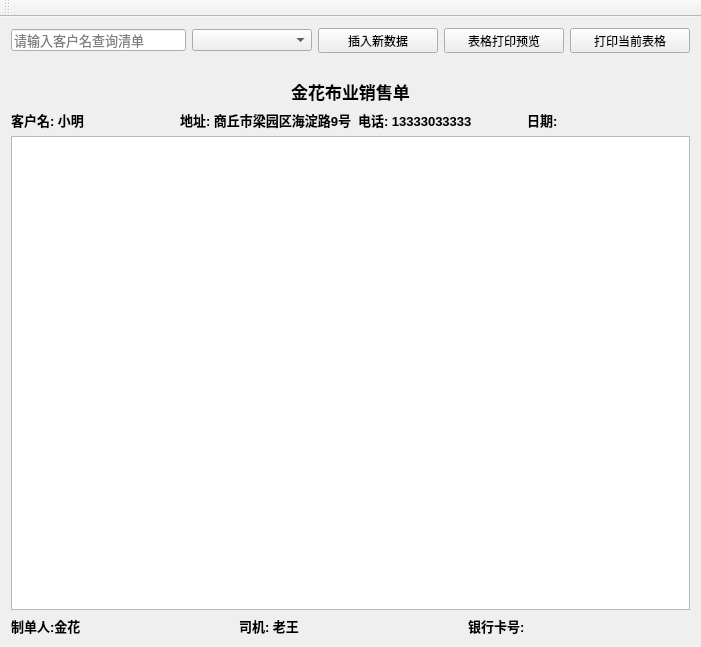
MyQt/Sales, file mainwindow.ui: the form before one commit.
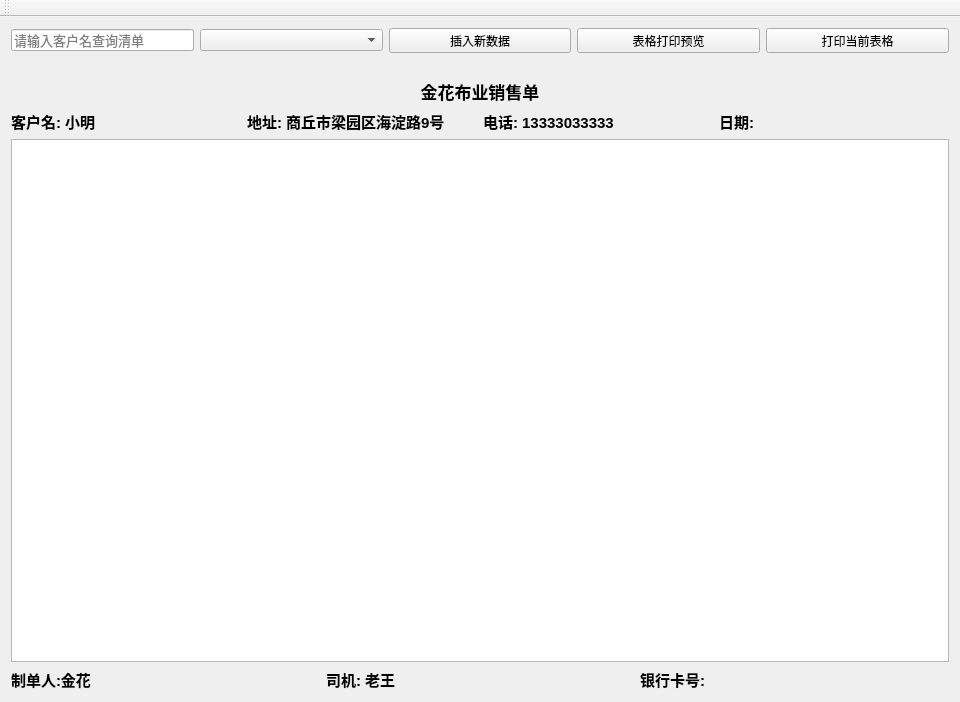
The form after the commit. Custom widgets are drawn as their Qt base class.

```diff
--- a/mainwindow.ui
+++ b/mainwindow.ui
@@ -6,10 +6,22 @@
    <rect>
     <x>0</x>
     <y>0</y>
-    <width>700</width>
-    <height>647</height>
+    <width>960</width>
+    <height>702</height>
    </rect>
   </property>
+  <property name="sizePolicy">
+   <sizepolicy hsizetype="Fixed" vsizetype="Fixed">
+    <horstretch>0</horstretch>
+    <verstretch>0</verstretch>
+   </sizepolicy>
+  </property>
+  <property name="maximumSize">
+   <size>
+    <width>960</width>
+    <height>702</height>
+   </size>
+  </property>
   <property name="windowTitle">
    <string>MainWindow</string>
   </property>
@@ -166,7 +178,7 @@
        <widget class="QLabel" name="labelCustomer">
         <property name="font">
          <font>
-          <pointsize>10</pointsize>
+          <pointsize>11</pointsize>
           <weight>75</weight>
           <bold>true</bold>
          </font>
@@ -180,7 +192,7 @@
        <widget class="QLabel" name="labelAddress">
         <property name="font">
          <font>
-          <pointsize>10</pointsize>
+          <pointsize>11</pointsize>
           <weight>75</weight>
           <bold>true</bold>
          </font>
@@ -194,7 +206,7 @@
        <widget class="QLabel" name="labelTel">
         <property name="font">
          <font>
-          <pointsize>10</pointsize>
+          <pointsize>11</pointsize>
           <weight>75</weight>
           <bold>true</bold>
          </font>
@@ -208,7 +220,7 @@
        <widget class="QLabel" name="labelDate">
         <property name="font">
          <font>
-          <pointsize>10</pointsize>
+          <pointsize>11</pointsize>
           <weight>75</weight>
           <bold>true</bold>
          </font>
@@ -234,6 +246,15 @@
         <height>470</height>
        </size>
       </property>
+      <property name="maximumSize">
+       <size>
+        <width>950</width>
+        <height>16777215</height>
+       </size>
+      </property>
+      <attribute name="horizontalHeaderStretchLastSection">
+       <bool>true</bool>
+      </attribute>
      </widget>
     </item>
     <item>
@@ -242,7 +263,7 @@
        <widget class="QLabel" name="labelMaker">
         <property name="font">
          <font>
-          <pointsize>10</pointsize>
+          <pointsize>11</pointsize>
           <weight>75</weight>
           <bold>true</bold>
          </font>
@@ -256,7 +277,7 @@
        <widget class="QLabel" name="labelDriver">
         <property name="font">
          <font>
-          <pointsize>10</pointsize>
+          <pointsize>11</pointsize>
           <weight>75</weight>
           <bold>true</bold>
          </font>
@@ -270,7 +291,7 @@
        <widget class="QLabel" name="label_2">
         <property name="font">
          <font>
-          <pointsize>10</pointsize>
+          <pointsize>11</pointsize>
           <weight>75</weight>
           <bold>true</bold>
          </font>
```
Left out of the diff: 2 changed lines with no effect on the pictures.
